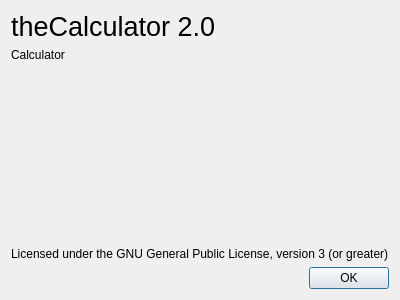
Above: aboutwindow.ui from theCheeseboard/thecalculator before the change. Below: the same form after it.
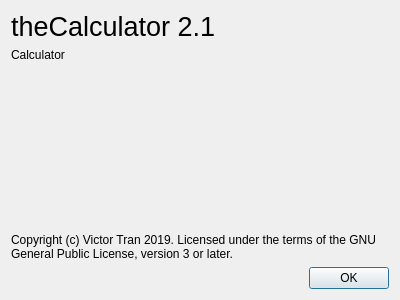
That is the form after the change. Icons and pictures are not drawn.

What changed in the file:
```diff
--- a/aboutwindow.ui
+++ b/aboutwindow.ui
@@ -22,7 +22,7 @@
       </font>
      </property>
      <property name="text">
-      <string>theCalculator 2.0</string>
+      <string>theCalculator 2.1</string>
      </property>
     </widget>
    </item>
@@ -49,7 +49,7 @@
    <item>
     <widget class="QLabel" name="label_3">
      <property name="text">
-      <string>Licensed under the GNU General Public License, version 3 (or greater)</string>
+      <string>Copyright (c) Victor Tran 2019. Licensed under the terms of the GNU General Public License, version 3 or later.</string>
      </property>
      <property name="wordWrap">
       <bool>true</bool>
```
